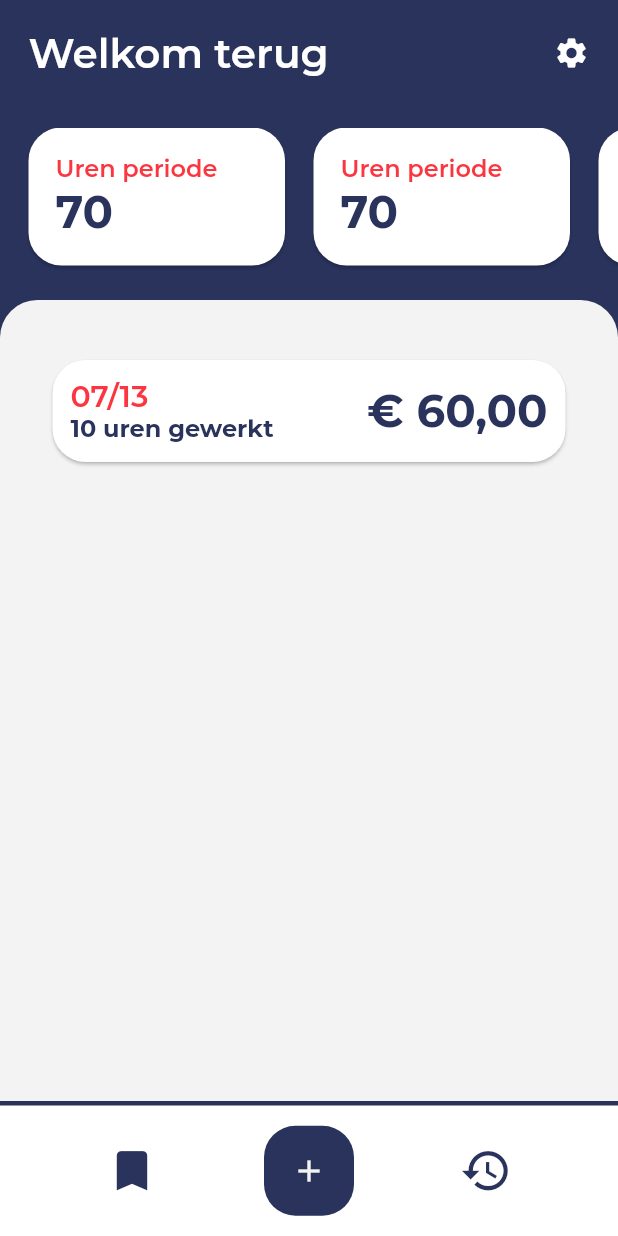
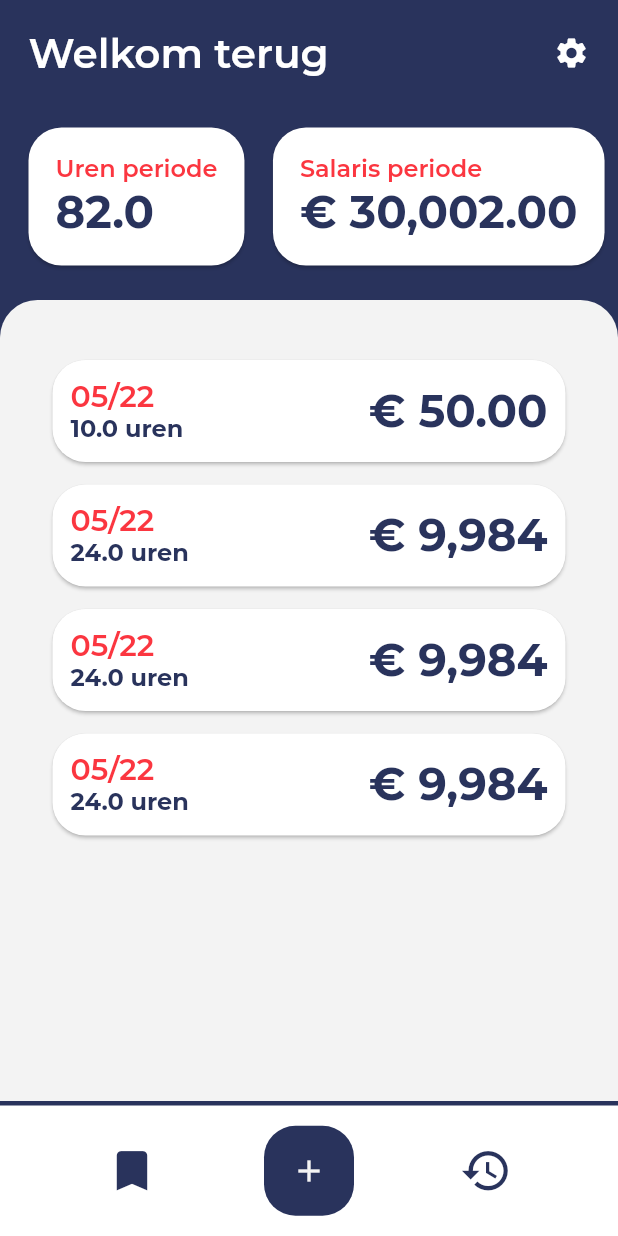
Before and after one commit to dukesteen/salaris-app, a Flutter app: the screen it shows after launch, on a phone screen of 412 x 824 dp. Run offline on Flutter 3.47's test engine with Material 2 defaults, Android fonts, the phone set to English and light mode, and no system bars; project files that could hold a hidden picture were left out.

Commit message:
Fixed salary overflow

```diff
--- a/lib/blocs/salary_bloc.dart
+++ b/lib/blocs/salary_bloc.dart
@@ -7,6 +7,21 @@ class SalaryBloc extends ChangeNotifier {
       hoursWorked: 10.0,
       dateWorked: DateTime.now(),
       hourlyWage: 5.0,
+    ),
+    SalaryModel(
+      hoursWorked: 24.0,
+      dateWorked: DateTime.now(),
+      hourlyWage: 416.0,
+    ),
+    SalaryModel(
+      hoursWorked: 24.0,
+      dateWorked: DateTime.now(),
+      hourlyWage: 416.0,
+    ),
+    SalaryModel(
+      hoursWorked: 24.0,
+      dateWorked: DateTime.now(),
+      hourlyWage: 416.0,
     )
   ];
 
--- a/lib/components/hour_entry_card.dart
+++ b/lib/components/hour_entry_card.dart
@@ -1,14 +1,27 @@
 import 'package:flutter/material.dart';
+import 'package:intl/intl.dart';
 import 'package:salaris_app/models/salary_model.dart';
 import 'package:salaris_app/styles.dart';
 
 class HourEntry extends StatelessWidget {
   final SalaryModel salaryEntry;
+  final DateFormat dateFormatter = DateFormat('MM/dd');
+  final currencyFormatter = new NumberFormat("#,##0.00", "en_US");
+  final currencyFormat1kPlus = new NumberFormat("#,##0", "en_US");
 
   HourEntry({this.salaryEntry});
 
   @override
   Widget build(BuildContext context) {
+    var currencyString;
+    var salary = salaryEntry.hourlyWage * salaryEntry.hoursWorked;
+
+    if (salary > 1000) {
+      currencyString = currencyFormat1kPlus.format(salary);
+    } else {
+      currencyString = currencyFormatter.format(salary);
+    }
+
     return Container(
       child: Card(
         shape: RoundedRectangleBorder(
@@ -26,18 +39,24 @@ class HourEntry extends StatelessWidget {
                 crossAxisAlignment: CrossAxisAlignment.start,
                 children: <Widget>[
                   Text(
-                    '07/13',
+                    dateFormatter.format(salaryEntry.dateWorked),
                     style: UiTextStyles.montserrat20ptSemiBoldRed,
                   ),
                   Text(
-                    '10 uren gewerkt',
+                    '${salaryEntry.hoursWorked} uren ',
                     style: UiTextStyles.montserrat16ptSemiBoldSpaceCadet,
                   ),
                 ],
               ),
-              Text(
-                '€ 60,00',
-                style: UiTextStyles.montserrat30ptBoldSpaceCadet,
+              SizedBox(
+                width: 10.0,
+              ),
+              SingleChildScrollView(
+                scrollDirection: Axis.horizontal,
+                child: Text(
+                  '€ ' + currencyString,
+                  style: UiTextStyles.montserrat30ptBoldSpaceCadet,
+                ),
               ),
             ],
           ),
--- a/lib/components/stat_card.dart
+++ b/lib/components/stat_card.dart
@@ -2,10 +2,15 @@ import 'package:flutter/material.dart';
 import 'package:salaris_app/styles.dart';
 
 class StatCard extends StatelessWidget {
+  final String title;
+  final String value;
+
+  StatCard({this.title, this.value});
+
   @override
   Widget build(BuildContext context) {
     return Container(
-      width: 190.0,
+      //width: 190.0,
       height: 120.0,
       child: Card(
         margin: EdgeInsets.only(
@@ -16,18 +21,21 @@ class StatCard extends StatelessWidget {
           borderRadius: BorderRadius.circular(22.0),
         ),
         child: Padding(
-          padding: EdgeInsets.only(top: 18.0, left: 18.0),
+          padding: EdgeInsets.only(left: 18.0, top: 18.0, right: 18.0),
           child: Column(
             mainAxisAlignment: MainAxisAlignment.start,
             crossAxisAlignment: CrossAxisAlignment.start,
             children: <Widget>[
               Text(
-                'Uren periode',
+                title,
                 style: UiTextStyles.montserrat16ptSemiBoldRed,
               ),
-              Text(
-                '70',
-                style: UiTextStyles.montserrat30ptBoldSpaceCadet,
+              SingleChildScrollView(
+                scrollDirection: Axis.horizontal,
+                child: Text(
+                  '$value',
+                  style: UiTextStyles.montserrat30ptBoldSpaceCadet,
+                ),
               ),
             ],
           ),
--- a/lib/pages/home.dart
+++ b/lib/pages/home.dart
@@ -1,4 +1,5 @@
 import 'package:flutter/material.dart';
+import 'package:intl/intl.dart';
 import 'package:provider/provider.dart';
 import 'package:salaris_app/blocs/salary_bloc.dart';
 import 'package:salaris_app/components/custom_bottom_navbar.dart';
@@ -10,6 +11,7 @@ class HomePage extends StatelessWidget {
   @override
   Widget build(BuildContext context) {
     final SalaryBloc salaryBloc = Provider.of<SalaryBloc>(context);
+    final currencyFormatter = new NumberFormat("#,##0.00", "en_US");
 
     return SafeArea(
       child: Scaffold(
@@ -47,9 +49,26 @@ class HomePage extends StatelessWidget {
                     child: ListView(
                       scrollDirection: Axis.horizontal,
                       children: <Widget>[
-                        StatCard(),
-                        StatCard(),
-                        StatCard(),
+                        StatCard(
+                          title: 'Uren periode',
+                          value: salaryBloc.salaryEntries
+                              .fold(
+                                  0,
+                                  (previousValue, element) =>
+                                      previousValue + element.hoursWorked)
+                              .toString(),
+                        ),
+                        StatCard(
+                            title: 'Salaris periode',
+                            value: '€ ' +
+                                currencyFormatter.format(
+                                  salaryBloc.salaryEntries.fold(
+                                      0,
+                                      (previousValue, element) =>
+                                          previousValue +
+                                          (element.hoursWorked *
+                                              element.hourlyWage)),
+                                )),
                       ],
                     ),
                   ),
```
